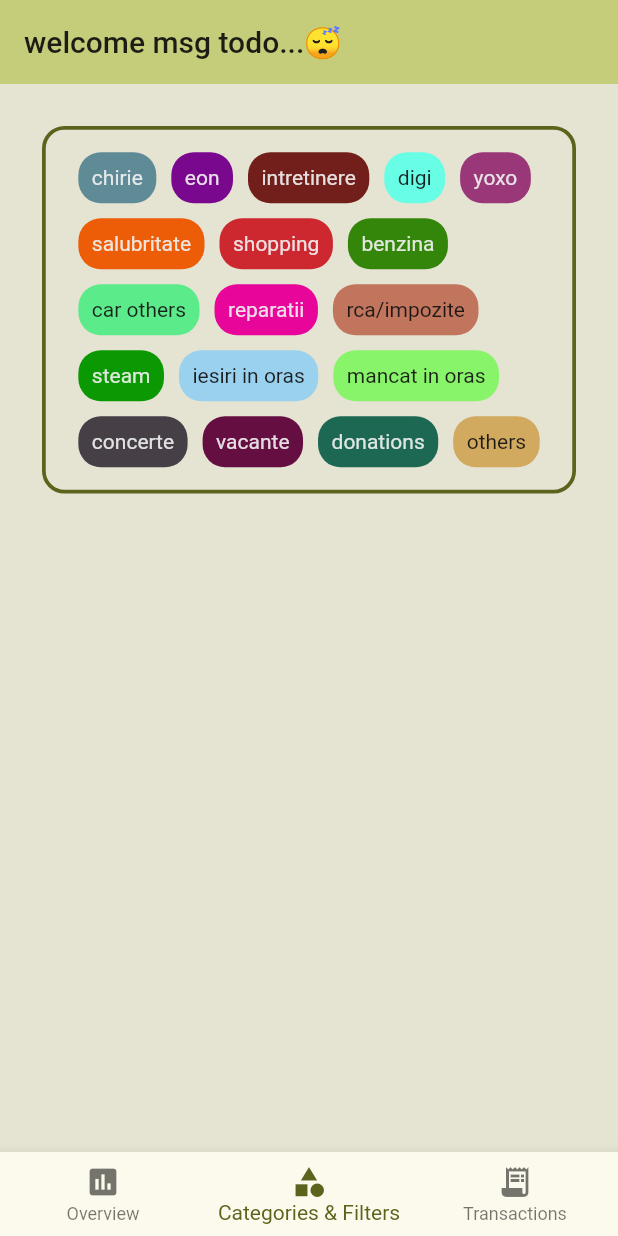
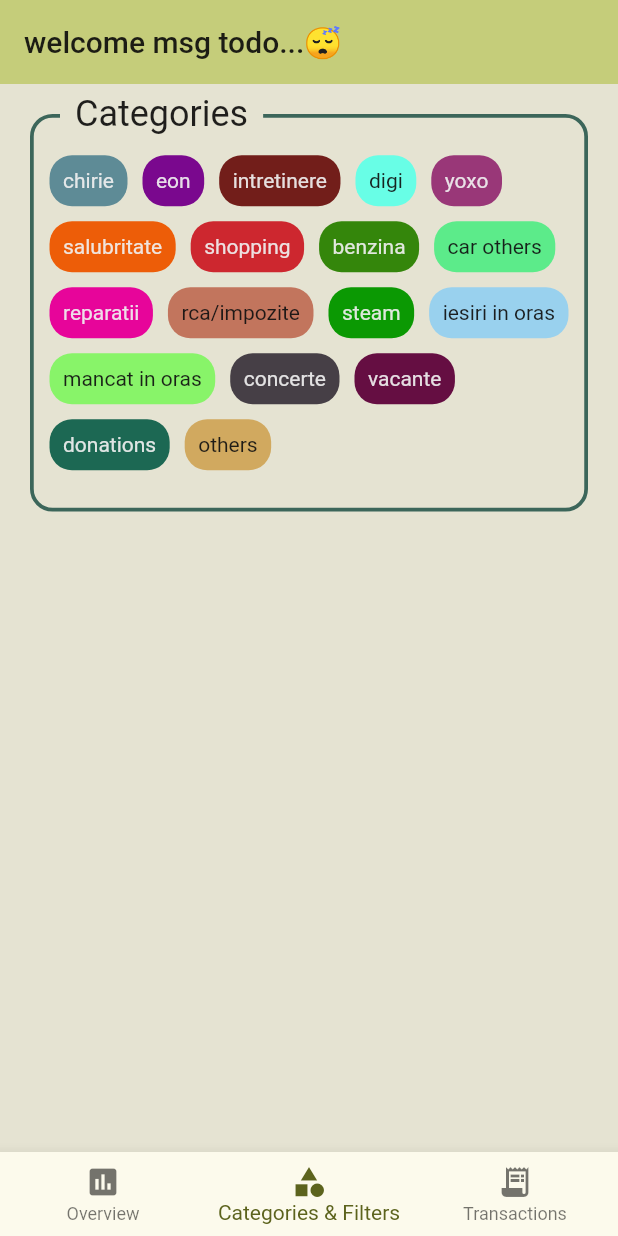
Before and after one commit to bogdan9898/financial_guru, a Flutter app: the screen it shows after launch, item 2 of the bottom bar chosen, on a phone screen of 412 x 824 dp. Run offline on Flutter 3.47's test engine with Material 2 defaults, Android fonts, the light colour scheme and no system bars; our stand-ins replace google_fonts.

Commit message:
add text to border for categories widget

```diff
--- a/lib/categories_widget.dart
+++ b/lib/categories_widget.dart
@@ -24,6 +24,7 @@ class CategoriesWidget extends StatelessWidget {
               Radius.circular(15.0),
             ),
             color: color,
+            shape: BoxShape.rectangle,
           ),
           child: Padding(
             padding: const EdgeInsets.all(8.0),
@@ -38,17 +39,22 @@ class CategoriesWidget extends StatelessWidget {
       );
     }
 
-    return Container(
+    return Stack(
+      children: <Widget>[
+        Container(
+          margin: const EdgeInsets.fromLTRB(20, 20, 20, 10),
           decoration: BoxDecoration(
             border: Border.all(
-            color: Theme.of(context).primaryColor,
+              color: Theme.of(context).colorScheme.tertiary,
               width: 2.5,
             ),
             borderRadius: const BorderRadius.all(
               Radius.circular(15.0),
-          )),
+            ),
+            shape: BoxShape.rectangle,
+          ),
           child: Padding(
-        padding: const EdgeInsets.all(15.0),
+            padding: const EdgeInsets.fromLTRB(10, 25, 10, 25),
             child: Center(
               child: Wrap(
                 direction: Axis.horizontal,
@@ -59,6 +65,24 @@ class CategoriesWidget extends StatelessWidget {
               ),
             ),
           ),
+        ),
+        Positioned(
+          left: 40,
+          top: 6,
+          child: Container(
+            padding: const EdgeInsets.only(
+              bottom: 0,
+              left: 10,
+              right: 10,
+            ),
+            color: Theme.of(context).colorScheme.surfaceVariant,
+            child: Text(
+              'Categories',
+              style: Theme.of(context).textTheme.headlineSmall,
+            ),
+          ),
+        ),
+      ],
     );
   }
 }
--- a/lib/general_elements_widget.dart
+++ b/lib/general_elements_widget.dart
@@ -8,12 +8,11 @@ class GeneralElementsWidget extends StatelessWidget {
 
   @override
   Widget build(BuildContext context) {
-    return Padding(
-      padding: const EdgeInsets.all(28.0),
-      child: Center(
-        child: ListView(
-          children: <Widget>[CategoriesWidget()],
-        ),
+    return Center(
+      child: ListView(
+        children: <Widget>[
+          CategoriesWidget(),
+        ],
       ),
     );
   }
--- a/lib/home_page.dart
+++ b/lib/home_page.dart
@@ -62,7 +62,6 @@ class _HomePageState extends State<HomePage> {
         children: [
           Expanded(
             child: Container(
-              color: Theme.of(context).colorScheme.primaryContainer,
               child: mainContainer,
             ),
           ),
```
Lines whose indentation alone changed are shown as unchanged.
